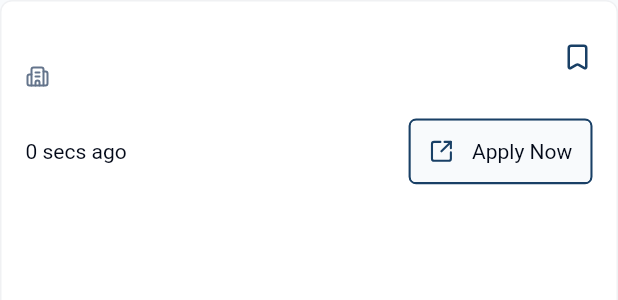
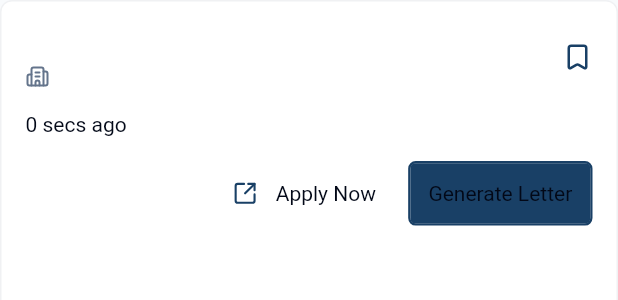
Before and after one commit to sarahpng/lensfolio-flutter-app, a Flutter app: the _JobCard widget shown alone on an empty page, opened directly with empty values, on a phone screen of 412 x 824 dp. Shown: the top 300 px of the screen. Run offline on Flutter 3.47's test engine with Material 3 defaults, Android fonts, the phone set to English and light mode, and no system bars; our stand-ins replace cached_network_image, connectivity_plus, device_info_plus, dio, equatable, firebase_core and 12 more; missing offline and left inert: firebase_performance, navigation_history_observer, themed; accounts and stored records are empty; statements that could not run were skipped.

Commit message:
ui: updated job card

```diff
--- a/lib/ui/screens/jobs/widgets/card/_job_card.dart
+++ b/lib/ui/screens/jobs/widgets/card/_job_card.dart
@@ -76,18 +76,25 @@
               maxLines: 5,
             ),
           ],
-          Space.y.t12,
+          Space.y.t08,
+          Text(
+            job.publicationDate.timeAgoShort,
+            style: AppText.b1 + AppTheme.c.subText,
+          ),
+          Space.y.t16,
           Row(
-            mainAxisAlignment: MainAxisAlignment.spaceBetween,
+            mainAxisAlignment: .end,
             children: [
-              Text(
-                job.publicationDate.timeAgoShort,
-                style: AppText.b1 + AppTheme.c.subText,
+              AppButton(
+                icon: LucideIcons.square_arrow_out_up_right,
+                label: 'Apply Now',
+                style: AppButtonStyle.transparent,
+                onTap: () {},
               ),
+              Space.x.t08,
               AppButton(
-                style: AppButtonStyle.primaryBorder,
-                label: 'Apply Now',
-                icon: LucideIcons.square_arrow_out_up_right,
+                label: 'Generate Letter',
+                style: AppButtonStyle.primary,
               ),
             ],
           ),
```
